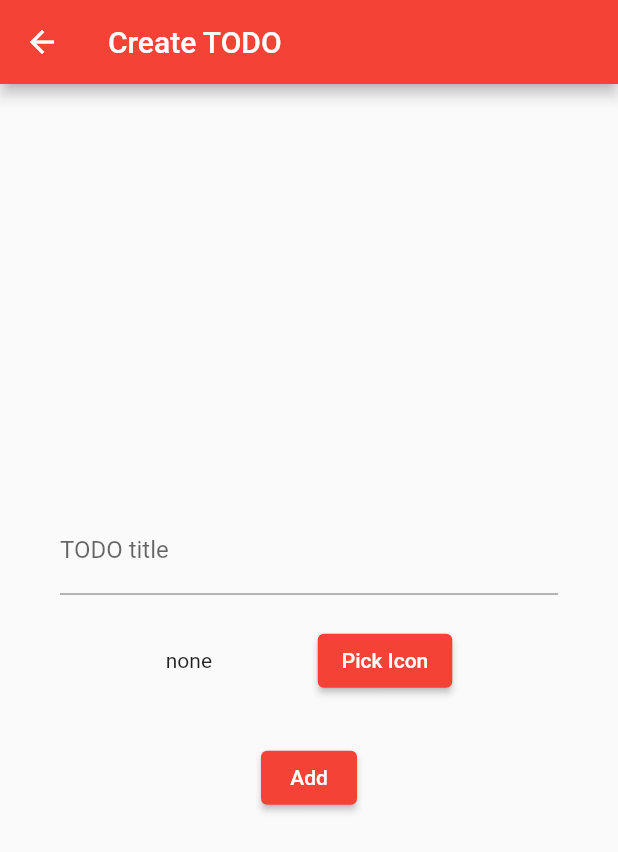
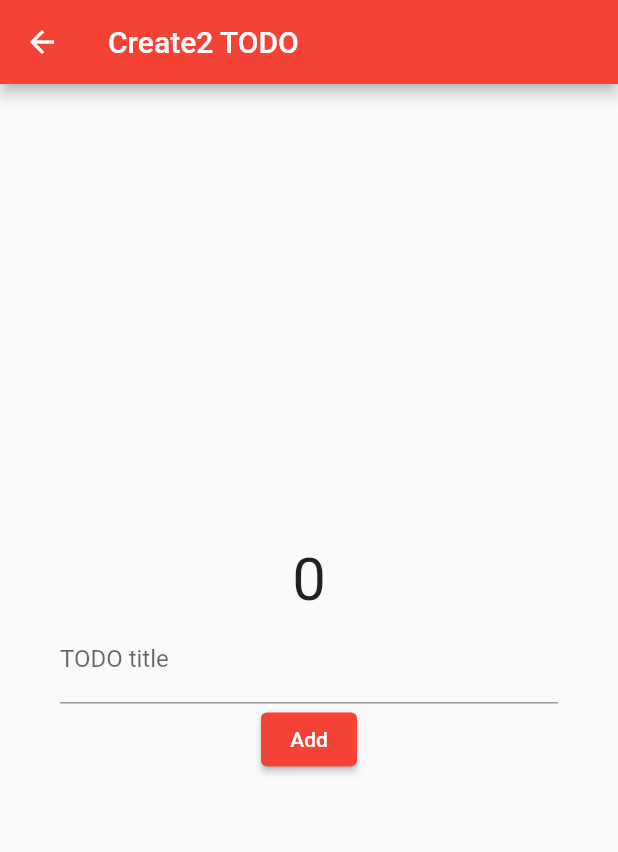
Before and after one commit to ramtiga/flutter_todo, a Flutter app: the screen it shows after launch, after a tap on the "add" icon, on a phone screen of 412 x 824 dp. Shown: the top 852 px of the screen. Run offline on Flutter 3.47's test engine with Material 2 defaults, Android fonts, the phone set to English and light mode, and no system bars; missing offline and left inert: flutter_iconpicker.

```diff
--- a/lib/create_page.dart
+++ b/lib/create_page.dart
@@ -1,6 +1,45 @@
 import 'package:flutter/material.dart';
 import 'package:flutter_iconpicker/flutter_iconpicker.dart';
+import 'package:provider/provider.dart';
 import 'my_home_page.dart';
+
+class CreatePage2 extends StatelessWidget {
+  @override
+  Widget build(BuildContext context) {
+    final Todo todo = Provider.of<Todo>(context);
+    String _title = "";
+
+    return Scaffold(
+      appBar: AppBar(
+        title: const Text("Create2 TODO"),
+      ),
+      body: Container(
+        padding: EdgeInsets.all(40.0),
+        child: Center(
+          child: Column(
+            mainAxisSize: MainAxisSize.min,
+            children: [
+              Text(
+                todo.todoList.length.toString(),
+                style: TextStyle(fontSize: 40),
+              ),
+              TextField(
+                decoration: InputDecoration(labelText: "TODO title"),
+                onChanged: (String text) => _title = text,
+              ),
+              ElevatedButton(
+                child: Text("Add"),
+                onPressed: () {
+                  Navigator.pop(context, todo.addTodo(_title));
+                },
+              ),
+            ],
+          ),
+        ),
+      ),
+    );
+  }
+}
 
 class CreatePage extends StatefulWidget {
   @override
@@ -62,7 +101,7 @@ class _CreatePageState extends State<CreatePage> {
                     });
                     return;
                   }
-                  Navigator.pop(context, Todo(_title, _icon));
+                  // Navigator.pop(context, Todo(_title, _icon));
                 },
               ),
               if (_isError)
--- a/lib/main.dart
+++ b/lib/main.dart
@@ -1,8 +1,14 @@
 import 'package:flutter/material.dart';
+import 'package:provider/provider.dart';
 import 'my_home_page.dart';
 
 void main() {
-  runApp(MyApp());
+  runApp(
+    ChangeNotifierProvider(
+      create: (_) => Todo(),
+      child: MyApp(),
+    ),
+  );
 }
 
 class MyApp extends StatelessWidget {
@@ -10,12 +16,24 @@ class MyApp extends StatelessWidget {
   @override
   Widget build(BuildContext context) {
     return MaterialApp(
-      title: 'Flutter Demo',
-      theme: ThemeData(
-        primarySwatch: Colors.red,
-        visualDensity: VisualDensity.adaptivePlatformDensity,
-      ),
-      home: MyHomePage(title: 'Flutter TODO App'),
-    );
+        debugShowCheckedModeBanner: false,
+        title: 'Flutter Demo',
+        theme: ThemeData(
+          primarySwatch: Colors.red,
+          visualDensity: VisualDensity.adaptivePlatformDensity,
+        ),
+        home: MyHomePage());
+    // home: ChangeNotifierProvider(
+    //   create: (context) => Todo(),
+    //   child: MyHomePage(),
+    // ));
+    // home: MultiProvider(
+    //   providers: [
+    //     ChangeNotifierProvider<Todo>(
+    //       create: (context) => Todo(),
+    //     ),
+    //   ],
+    //   child: MyHomePage(),
+    // ),
   }
 }
--- a/lib/my_home_page.dart
+++ b/lib/my_home_page.dart
@@ -1,70 +1,25 @@
 import 'package:flutter/material.dart';
 import 'package:flutter_todo/create_page.dart';
+import 'package:provider/provider.dart';
 
-class MyHomePage extends StatefulWidget {
-  MyHomePage({Key key, this.title}) : super(key: key);
-
-  final String title;
-  @override
-  _MyHomePageState createState() => _MyHomePageState();
-}
-
-class _MyHomePageState extends State<MyHomePage> {
-  List<Todo> _todoItems = [
-    Todo("英語の課題", Icons.description),
-    Todo("牛乳を買う", Icons.local_grocery_store),
-  ];
-
-  void _addTodo(Todo todo) {
-    setState(() {
-      _todoItems.add(todo);
-    });
-  }
-
-  void _deleteTodo(int index) {
-    setState(() {
-      _todoItems.removeAt(index);
-    });
-  }
-
+class MyHomePage extends StatelessWidget {
   @override
   Widget build(BuildContext context) {
+    final Todo todo = Provider.of<Todo>(context);
+
     return Scaffold(
       appBar: AppBar(
-        title: Text(widget.title),
+        title: Text("TODO LIST App"),
       ),
       body: ListView.builder(
-        itemCount: _todoItems.length,
+        itemCount: todo.todoList.length,
         itemBuilder: (BuildContext context, int index) {
           return Card(
             child: Container(
               decoration: BoxDecoration(
                   border: Border.all(width: 1.0, color: Colors.red)),
               child: ListTile(
-                leading: Icon(
-                  _todoItems[index].icon,
-                  size: 35.0,
-                ),
-                title: Text(_todoItems[index].title),
-                trailing: IconButton(
-                  icon: Icon(Icons.more_vert),
-                  onPressed: () => showDialog(
-                    context: context,
-                    builder: (BuildContext context) => AlertDialog(
-                      title: Text(_todoItems[index].title),
-                      actions: [
-                        IconButton(
-                          icon: Icon(Icons.delete),
-                          color: Colors.red,
-                          onPressed: () {
-                            _deleteTodo(index);
-                            Navigator.pop(context);
-                          },
-                        ),
-                      ],
-                    ),
-                  ),
-                ),
+                title: Text(todo.todoList[index].title),
               ),
             ),
           );
@@ -72,20 +27,32 @@ class _MyHomePageState extends State<MyHomePage> {
       ),
       floatingActionButton: FloatingActionButton(
         onPressed: () async {
-          final Todo todo = await Navigator.of(context)
-              .push(MaterialPageRoute(builder: (context) => CreatePage()));
-          if (todo != null) _addTodo(todo);
+          await Navigator.of(context).push(MaterialPageRoute(
+            builder: (context) => CreatePage2(),
+          ));
         },
-        tooltip: 'Add Todo',
         child: Icon(Icons.add),
       ),
     );
   }
 }
 
-class Todo {
+class Todo with ChangeNotifier {
+  List<TodoModel> todoList = [];
+
+  void addTodo(String title, {IconData icon}) {
+    TodoModel todoModel = TodoModel(title, icon);
+    todoList.add(todoModel);
+    notifyListeners();
+  }
+}
+
+class TodoModel {
   String title;
   IconData icon;
 
-  Todo(this.title, this.icon);
+  String get getTitle => title;
+  IconData get getIcon => icon;
+
+  TodoModel(this.title, this.icon);
 }
--- a/pubspec.yaml
+++ b/pubspec.yaml
@@ -29,6 +29,7 @@ dependencies:
   # Use with the CupertinoIcons class for iOS style icons.
   cupertino_icons: ^1.0.0
   flutter_iconpicker: ^2.2.2
+  provider: ^4.3.3
 
 dev_dependencies:
   flutter_test:
```
Also changed, not shown: pubspec.lock.
